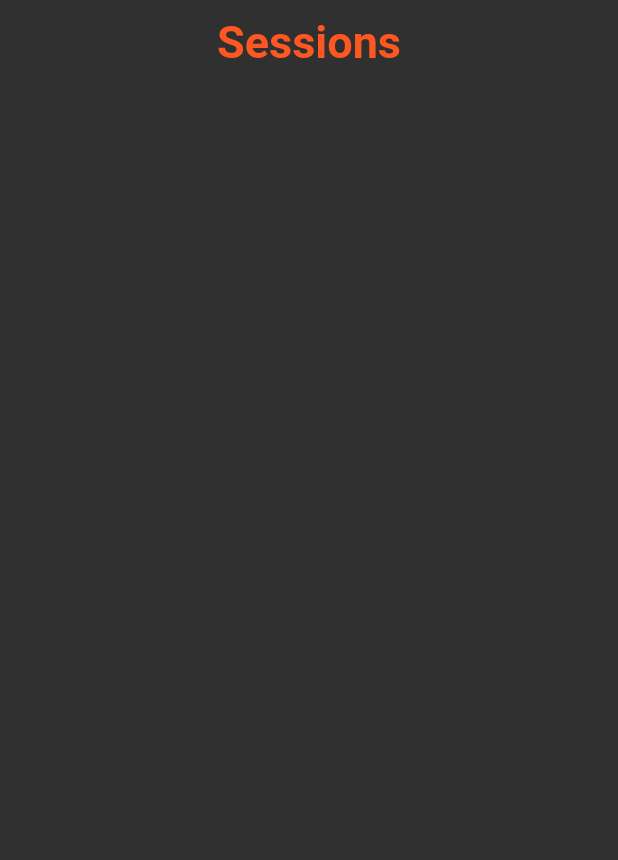
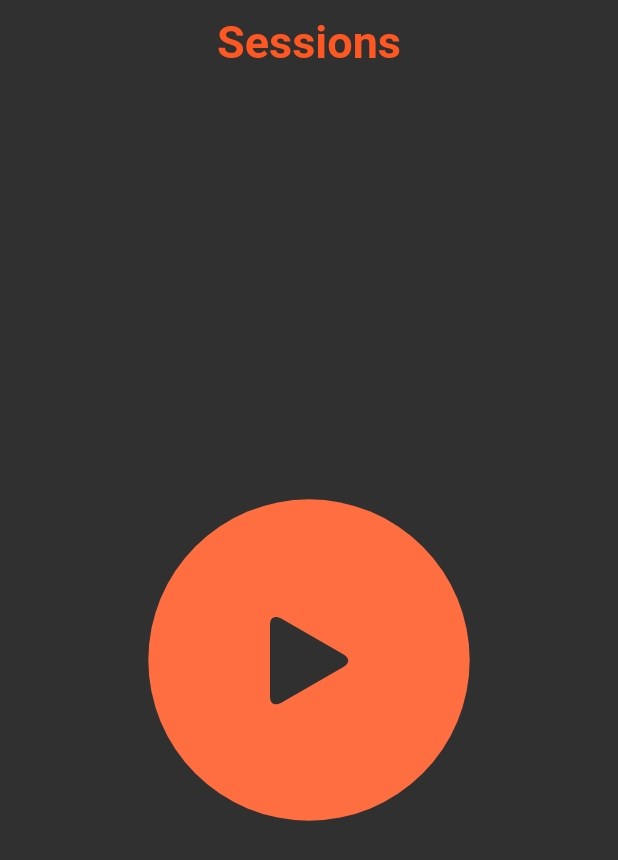
Before and after one commit to vinayak5002/sessions, a Flutter app: the screen it shows after launch, on a phone screen of 412 x 824 dp. Shown: the top 860 px of the screen. Run offline on Flutter 3.47's test engine with Material 2 defaults, Android fonts, the phone set to English and light mode, and no system bars.

Commit message:
first sitting

```diff
--- /dev/null
+++ b/lib/data/Session.dart
@@ -0,0 +1,14 @@
+enum SessionType{
+  byData,
+  byTime
+}
+
+class Session {
+
+  Session(this.starTime, this.duration, this.sessionType);
+
+  final DateTime starTime;
+  final Duration duration;
+  final SessionType sessionType;
+
+}
--- /dev/null
+++ b/lib/data/data.dart
@@ -0,0 +1,11 @@
+import 'package:flutter/cupertino.dart';
+import 'package:flutter/foundation.dart';
+import 'package:sessions/data/Session.dart';
+
+class Data extends ChangeNotifier{
+
+  bool isSessionRunning = false;
+
+  late List<Session> sessions;
+
+}
--- a/lib/main.dart
+++ b/lib/main.dart
@@ -1,4 +1,5 @@
 import 'package:flutter/material.dart';
+import 'package:sessions/widget/PlayButton.dart';
 
 void main() {
   runApp(const MyApp());
@@ -27,7 +28,17 @@ class MyHomePage extends StatefulWidget {
 class _MyHomePageState extends State<MyHomePage> {
 
   @override
+  void initState() {
+    // TODO: implement initState
+    super.initState();
+
+
+
+  }
+
+  @override
   Widget build(BuildContext context) {
+    final bound = MediaQuery.of(context).size;
     return Scaffold(
       appBar: AppBar(
         title: const Text(
@@ -42,7 +53,15 @@ class _MyHomePageState extends State<MyHomePage> {
         elevation: 0.0,
         backgroundColor: Colors.grey[850],
       ),
-      body: Container(),
+      body: Center(
+        child: Column(
+          mainAxisAlignment: MainAxisAlignment.spaceEvenly,
+          crossAxisAlignment: CrossAxisAlignment.center,
+          children: [
+            PlayButton(bound: bound)
+          ],
+        ),
+      ),
     );
   }
 }
--- /dev/null
+++ b/lib/widget/PlayButton.dart
@@ -0,0 +1,31 @@
+import 'package:flutter/cupertino.dart';
+import 'package:flutter/material.dart';
+
+class PlayButton extends StatelessWidget {
+  const PlayButton({
+    Key? key,
+    required this.bound,
+  }) : super(key: key);
+
+  final Size bound;
+
+  @override
+  Widget build(BuildContext context) {
+    return AnimatedContainer(
+      duration: const Duration(seconds: 1),
+      height: bound.height * 0.26,
+      width: bound.height * 0.26,
+      decoration: const BoxDecoration(
+        color: Colors.deepOrangeAccent,
+        shape: BoxShape.circle,
+      ),
+      child: Center(
+        child: Icon(
+          CupertinoIcons.play_arrow_solid,
+          size: bound.height * 0.1,
+          color: Colors.grey[850],
+        ),
+      ),
+    );
+  }
+}
--- a/pubspec.yaml
+++ b/pubspec.yaml
@@ -34,6 +34,8 @@ dependencies:
   # The following adds the Cupertino Icons font to your application.
   # Use with the CupertinoIcons class for iOS style icons.
   cupertino_icons: ^1.0.2
+  data_usage: ^1.0.3
+  provider: ^6.0.3
 
 dev_dependencies:
   flutter_test:
```
Also changed, not shown: pubspec.lock.
